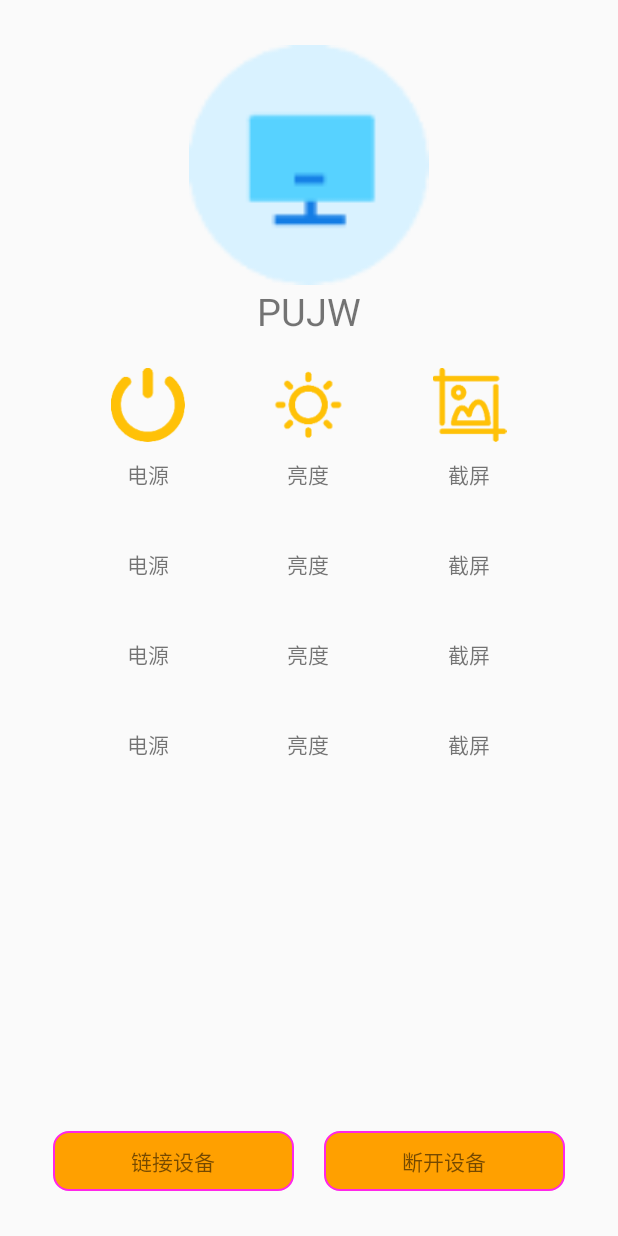
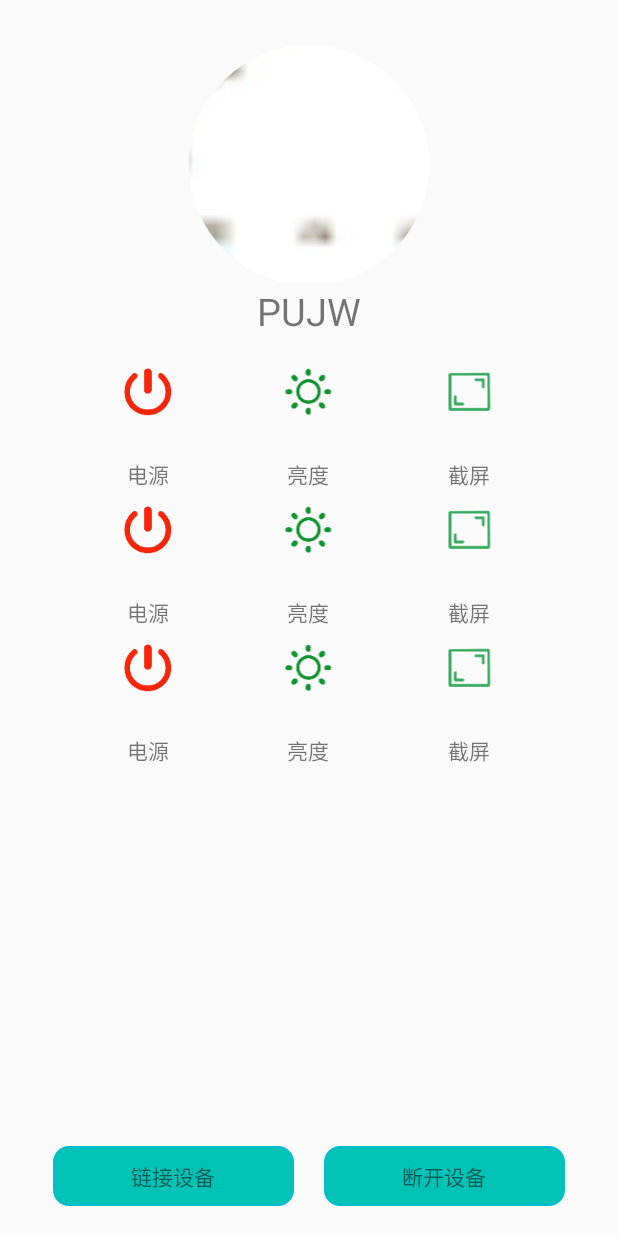
Before and after one commit to lzl471954654/FlashRemote, an Android app: the layout fragment_pc.xml on its own in the app's theme, with its tools: preview values and no code run, on a phone screen of 412 x 824 dp. Run offline under Robolectric (Android 15) with nearby library versions, the phone set to English and light mode, and no system bars.

Commit message:
控制手机端界面初步

```diff
--- a/app/build.gradle
+++ b/app/build.gradle
@@ -20,14 +20,14 @@ android {
 }
 
 dependencies {
-    compile fileTree(dir: 'libs', include: ['*.jar'])
+    compile fileTree(include: ['*.jar'], dir: 'libs')
     androidTestCompile('com.android.support.test.espresso:espresso-core:2.2.2', {
         exclude group: 'com.android.support', module: 'support-annotations'
     })
     compile 'com.android.support:appcompat-v7:26.+'
     compile 'com.android.support:design:26.+'
     testCompile 'junit:junit:4.12'
-
     compile 'com.jakewharton:butterknife:8.5.0'
     annotationProcessor 'com.jakewharton:butterknife-compiler:8.5.0'
+    compile 'de.hdodenhof:circleimageview:2.1.0'
 }
--- a/app/src/main/res/drawable/remote_tv_bg.xml
+++ b/app/src/main/res/drawable/remote_tv_bg.xml
@@ -3,15 +3,15 @@
 <item android:state_pressed="false">
     <shape>
         <corners android:radius="10dp"/>
-        <solid android:color="@color/primary_dark"/>
-        <stroke android:width="2px" android:color="@color/strokecolor"/>
+        <solid android:color="@color/primary"/>
+        <stroke android:width="2px" android:color="@color/accent"/>
     </shape>
 </item>
     <item android:state_pressed="true">
         <shape>
             <corners android:radius="10dp"/>
-            <solid android:color="@color/primary_dark_pass"/>
-            <stroke android:width="2px" android:color="@color/strokecolor"/>
+            <solid android:color="@color/primary_dark"/>
+            <stroke android:width="2px" android:color="@color/accent"/>
         </shape>
     </item>
 </selector>
--- a/app/src/main/res/layout/fragment_pc.xml
+++ b/app/src/main/res/layout/fragment_pc.xml
@@ -14,11 +14,11 @@
             android:layout_height="match_parent"
             android:orientation="vertical">
 
-            <ImageView
+            <de.hdodenhof.circleimageview.CircleImageView
                 android:layout_width="match_parent"
                 android:layout_height="160dp"
                 android:layout_marginTop="30dp"
-                android:src="@mipmap/pc" />
+                android:src="@mipmap/defualt_image" />
 
             <TextView
                 android:layout_width="match_parent"
@@ -37,21 +37,21 @@
 
                 <ImageView
                     android:layout_width="0dp"
-                    android:layout_height="match_parent"
+                    android:layout_height="wrap_content"
                     android:layout_margin="5dp"
                     android:layout_weight="1"
                     android:src="@mipmap/down" />
 
                 <ImageView
                     android:layout_width="0dp"
-                    android:layout_height="match_parent"
+                    android:layout_height="wrap_content"
                     android:layout_margin="5dp"
                     android:layout_weight="1"
                     android:src="@mipmap/light" />
 
                 <ImageView
                     android:layout_width="0dp"
-                    android:layout_height="match_parent"
+                    android:layout_height="wrap_content"
                     android:layout_margin="5dp"
                     android:layout_weight="1"
                     android:src="@mipmap/cat" />
@@ -59,7 +59,7 @@
 
             <LinearLayout
                 android:layout_width="match_parent"
-                android:layout_height="60dp"
+                android:layout_height="wrap_content"
                 android:layout_marginLeft="45dp"
                 android:layout_marginRight="45dp"
                 android:orientation="horizontal">
@@ -96,34 +96,31 @@
                 android:layout_marginRight="45dp"
                 android:orientation="horizontal">
 
-                <TextView
+                <ImageView
                     android:layout_width="0dp"
-                    android:layout_height="match_parent"
+                    android:layout_height="wrap_content"
                     android:layout_margin="5dp"
                     android:layout_weight="1"
-                    android:gravity="center_horizontal"
-                    android:text="电源" />
+                    android:src="@mipmap/down" />
 
-                <TextView
+                <ImageView
                     android:layout_width="0dp"
-                    android:layout_height="match_parent"
+                    android:layout_height="wrap_content"
                     android:layout_margin="5dp"
                     android:layout_weight="1"
-                    android:gravity="center_horizontal"
-                    android:text="亮度" />
+                    android:src="@mipmap/light" />
 
-                <TextView
+                <ImageView
                     android:layout_width="0dp"
-                    android:layout_height="match_parent"
+                    android:layout_height="wrap_content"
                     android:layout_margin="5dp"
                     android:layout_weight="1"
-                    android:gravity="center_horizontal"
-                    android:text="截屏" />
+                    android:src="@mipmap/cat" />
             </LinearLayout>
 
             <LinearLayout
                 android:layout_width="match_parent"
-                android:layout_height="60dp"
+                android:layout_height="wrap_content"
                 android:layout_marginLeft="45dp"
                 android:layout_marginRight="45dp"
                 android:orientation="horizontal">
@@ -161,6 +158,34 @@
                 android:layout_marginRight="45dp"
                 android:orientation="horizontal">
 
+                <ImageView
+                    android:layout_width="0dp"
+                    android:layout_height="wrap_content"
+                    android:layout_margin="5dp"
+                    android:layout_weight="1"
+                    android:src="@mipmap/down" />
+
+                <ImageView
+                    android:layout_width="0dp"
+                    android:layout_height="wrap_content"
+                    android:layout_margin="5dp"
+                    android:layout_weight="1"
+                    android:src="@mipmap/light" />
+
+                <ImageView
+                    android:layout_width="0dp"
+                    android:layout_height="wrap_content"
+                    android:layout_margin="5dp"
+                    android:layout_weight="1"
+                    android:src="@mipmap/cat" />
+            </LinearLayout>
+            <LinearLayout
+                android:layout_width="match_parent"
+                android:layout_height="wrap_content"
+                android:layout_marginLeft="45dp"
+                android:layout_marginRight="45dp"
+                android:orientation="horizontal">
+
                 <TextView
                     android:layout_width="0dp"
                     android:layout_height="match_parent"
@@ -184,6 +209,8 @@
                     android:layout_weight="1"
                     android:gravity="center_horizontal"
                     android:text="截屏" />
+
+
             </LinearLayout>
         </LinearLayout>
     </ScrollView>
@@ -191,7 +218,7 @@
     <LinearLayout
         android:layout_width="match_parent"
         android:layout_height="40dp"
-        android:layout_marginBottom="30dp"
+        android:layout_marginBottom="20dp"
         android:orientation="horizontal">
 
         <TextView
--- a/app/src/main/res/values/colors.xml
+++ b/app/src/main/res/values/colors.xml
@@ -1,19 +1,18 @@
 <?xml version="1.0" encoding="utf-8"?>
 <resources>
-    <color name="colorPrimary">#3F51B5</color>
+    <color name="colorPrimary">#7d7d7d</color>
     <color name="colorPrimaryDark">#303F9F</color>
     <color name="colorAccent">#FF4081</color>
 
     <color name="normalBackgroundColor">#ffffff</color>
 
-    <color name="primary">#FFC107</color>
-    <color name="strokecolor">#ff26e9</color>
-    <color name="primary_dark">#FFA000</color>
-    <color name="primary_dark_pass">#b65e11</color>
-    <color name="primary_light">#FFECB3</color>
+    <color name="primary">#00c3b6</color>
+    <color name="primary_dark">#00c3a1</color>
+    <color name="primary_light">#DCEDC8</color>
     <color name="accent">#00BCD4</color>
     <color name="primary_text">#212121</color>
     <color name="secondary_text">#757575</color>
     <color name="icons">#212121</color>
     <color name="divider">#BDBDBD</color>
+
 </resources>
```
Also changed, not shown: app/src/main/res/layout/fragment_phone.xml (+34 -0 lines), app/src/main/res/layout/myphone_layout.xml (+11 -3 lines), app/src/main/res/mipmap-xxxhdpi/cat.png, app/src/main/res/mipmap-xxxhdpi/defualt_image.jpg (added), app/src/main/res/mipmap-xxxhdpi/down.png, app/src/main/res/mipmap-xxxhdpi/imagecode.png (added), app/src/main/res/mipmap-xxxhdpi/light.png.
